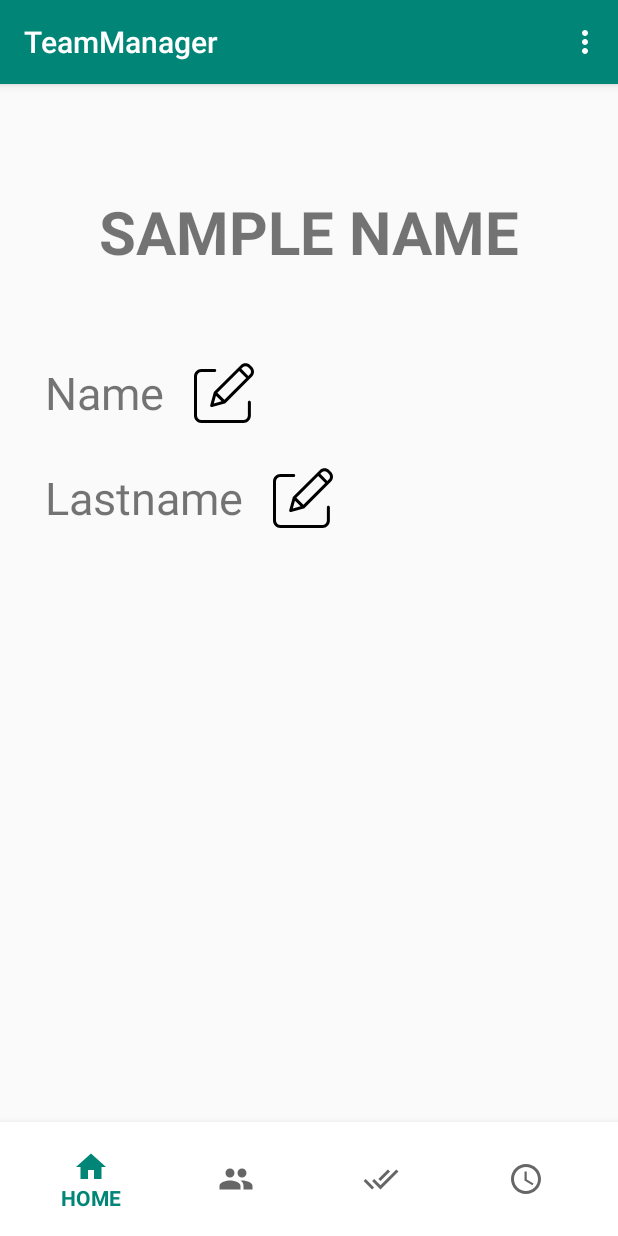
After one commit to olkowskidaniel/TeamManager, an Android app: the fragment SingleEmployeeDetailsFragment placed in its activity, on a phone screen of 412 x 824 dp. The commit adds this screen. Run offline under Robolectric (Android 15) with nearby library versions, the phone set to English and light mode, and no system bars; our stand-ins replace ButterKnife, Firebase (no records; nobody signed in at launch, a user with empty details on screens opened directly); 6 statements that could not run were skipped.

Commit message:
employee name update

```diff
--- a/app/src/main/java/com/olkowskidaniel/teammanager/model/Employee.java
+++ b/app/src/main/java/com/olkowskidaniel/teammanager/model/Employee.java
@@ -1,6 +1,8 @@
 package com.olkowskidaniel.teammanager.model;
 
-public class Employee {
+import java.io.Serializable;
+
+public class Employee implements Serializable {
     private String name;
     private String lastName;
     private String emplId;
--- a/app/src/main/java/com/olkowskidaniel/teammanager/utils/ClickListener.java
+++ /dev/null
@@ -1,6 +0,0 @@
-package com.olkowskidaniel.teammanager.utils;
-
-public interface ClickListener {
-    void onDeleteButtonClicked(String emplId);
-    void onEditButtonClicked(String emplId);
-}
--- a/app/src/main/java/com/olkowskidaniel/teammanager/utils/Fragments.java
+++ b/app/src/main/java/com/olkowskidaniel/teammanager/utils/Fragments.java
@@ -5,5 +5,6 @@ public enum Fragments {
     Personnel,
     Tasks,
     Schedule,
-    AddNewEmpl
+    AddNewEmpl,
+    SingleEmployeeDetails
 }
--- a/app/src/main/java/com/olkowskidaniel/teammanager/viewmodels/base/AddNewEmplViewModel.java
+++ b/app/src/main/java/com/olkowskidaniel/teammanager/viewmodels/base/AddNewEmplViewModel.java
@@ -20,8 +20,7 @@ public class AddNewEmplViewModel extends AndroidViewModel {
     }
 
     public void onAddNewEmplBtnClicked(String name, String lastName) {
-        Employee employee = new Employee(name, lastName);
-        EmployeesRepository.getInstance().addEmplToDatabase(employee);
+        EmployeesRepository.getInstance().addEmplToDatabase(name, lastName);
         startFragmentEvent.setValue(Fragments.Personnel);
     }
 
--- /dev/null
+++ b/app/src/main/java/com/olkowskidaniel/teammanager/viewmodels/base/SingleEmployeeDetailsViewModel.java
@@ -0,0 +1,65 @@
+package com.olkowskidaniel.teammanager.viewmodels.base;
+
+import android.app.Application;
+import android.util.Log;
+
+import androidx.annotation.NonNull;
+import androidx.lifecycle.AndroidViewModel;
+import androidx.lifecycle.LiveData;
+import androidx.lifecycle.MutableLiveData;
+import androidx.lifecycle.Transformations;
+
+
+import com.olkowskidaniel.teammanager.model.Employee;
+import com.olkowskidaniel.teammanager.repositories.EmployeesRepository;
+
+import java.io.Serializable;
+
+public class SingleEmployeeDetailsViewModel extends AndroidViewModel {
+    private static final String TAG = "SingleEmployeeDetailsViewModel";
+    private MutableLiveData<String> employeeNameLiveData;
+    private MutableLiveData<String> employeeLastNameLiveData;
+    private MutableLiveData<String> fragmentTitleLiveData;
+    private LiveData<String> employeeNameUpdatedEvent = Transformations.map(EmployeesRepository.getInstance().getEmployeeNameUpdatedEvent(), name -> name);
+
+    private Employee employee;
+
+    public SingleEmployeeDetailsViewModel(@NonNull Application application) {
+        super(application);
+        employeeNameLiveData = new MutableLiveData<>();
+        employeeLastNameLiveData = new MutableLiveData<>();
+        fragmentTitleLiveData = new MutableLiveData<>();
+    }
+
+    public void onFragmentCreated(Serializable employeeSerializable) {
+        employee = (Employee) employeeSerializable;
+        setView(employee);
+        Log.d(TAG, "Fragment created with employee: " + employee.getName());
+    }
+
+    private void setView(Employee employee) {
+        fragmentTitleLiveData.setValue(employee.getName() + " " + employee.getLastName());
+        employeeNameLiveData.setValue(employee.getName());
+        employeeLastNameLiveData.setValue(employee.getLastName());
+    }
+
+    public LiveData<String> getEmployeeNameLiveData() {
+        return employeeNameLiveData;
+    }
+
+    public LiveData<String> getEmployeeLastNameLiveData() {
+        return employeeLastNameLiveData;
+    }
+
+    public LiveData<String> getFragmentTitleLiveData() {
+        return fragmentTitleLiveData;
+    }
+
+    public LiveData<String> getEmployeeNameUpdatedEvent() {
+        return employeeNameUpdatedEvent;
+    }
+
+    public void onNameSaveButtonClicked(String emplId, String name) {
+        EmployeesRepository.getInstance().updateEmployeeName(emplId, name);
+    }
+}
--- /dev/null
+++ b/app/src/main/java/com/olkowskidaniel/teammanager/views/DataPassListener.java
@@ -0,0 +1,5 @@
+package com.olkowskidaniel.teammanager.views;
+
+public interface DataPassListener<T> {
+    void passData(T t);
+}
--- /dev/null
+++ b/app/src/main/java/com/olkowskidaniel/teammanager/views/base/SingleEmployeeDetailsFragment.java
@@ -0,0 +1,143 @@
+package com.olkowskidaniel.teammanager.views.base;
+
+import androidx.lifecycle.ViewModelProviders;
+
+import android.os.Bundle;
+
+import androidx.annotation.NonNull;
+import androidx.annotation.Nullable;
+import androidx.fragment.app.Fragment;
+
+import android.util.Log;
+import android.view.LayoutInflater;
+import android.view.View;
+import android.view.ViewGroup;
+import android.widget.Button;
+import android.widget.TextView;
+
+import com.olkowskidaniel.teammanager.R;
+import com.olkowskidaniel.teammanager.model.Employee;
+import com.olkowskidaniel.teammanager.viewmodels.base.SingleEmployeeDetailsViewModel;
+
+import butterknife.BindView;
+import butterknife.ButterKnife;
+import butterknife.OnClick;
+
+public class SingleEmployeeDetailsFragment extends Fragment {
+
+    private SingleEmployeeDetailsViewModel singleEmployeeDetailsViewModel;
+    private static final String TAG = "SingleEmployeeDetailsFragment";
+
+
+    @BindView(R.id.singleEmployeeDetailsTitleNameTV)
+    TextView titleTV;
+    @BindView(R.id.singleEmployeeDetailsNameTV)
+    TextView employeeNameTV;
+    @BindView(R.id.singleEmployeeDetailsNameEditBtn)
+    Button nameEditBtn;
+    @BindView(R.id.singleEmployeeDetailsNameET)
+    TextView employeeNameET;
+    @BindView(R.id.singleEmployeeDetailsNameSaveBtn)
+    Button nameSaveBtn;
+    @BindView(R.id.singleEmployeeDetailsNameCancelBtn)
+    Button nameCancelBtn;
+    @BindView(R.id.singleEmployeeDetailsLastNameTV)
+    TextView employeeLastNameTV;
+    @BindView(R.id.singleEmployeeDetailsLastNameEditBtn)
+    Button lastNameEditBtn;
+    @BindView(R.id.singleEmployeeDetailsLastNameET)
+    TextView employeeLastNameET;
+    @BindView(R.id.singleEmployeeDetailsLastNameSaveBtn)
+    Button lastNameSaveBtn;
+    @BindView(R.id.singleEmployeeDetailsLastNameCancelBtn)
+    Button lastNameCancelBtn;
+
+
+    private Employee clickedEmployee;
+
+    public static SingleEmployeeDetailsFragment newInstance() {
+        return new SingleEmployeeDetailsFragment();
+    }
+
+    @Override
+    public View onCreateView(@NonNull LayoutInflater inflater, @Nullable ViewGroup container,
+                             @Nullable Bundle savedInstanceState) {
+        View view = inflater.inflate(R.layout.fragment_single_employee_details, container, false);
+        ButterKnife.bind(this, view);
+        return view;
+    }
+
+    @Override
+    public void onActivityCreated(@Nullable Bundle savedInstanceState) {
+        super.onActivityCreated(savedInstanceState);
+        singleEmployeeDetailsViewModel = ViewModelProviders.of(this).get(SingleEmployeeDetailsViewModel.class);
+        Bundle bundle = getArguments();
+        singleEmployeeDetailsViewModel.onFragmentCreated(bundle.getSerializable("employee"));
+        clickedEmployee = (Employee) bundle.getSerializable("employee");
+        singleEmployeeDetailsViewModel.getFragmentTitleLiveData().observe(this, title -> titleTV.setText(title));
+        singleEmployeeDetailsViewModel.getEmployeeNameLiveData().observe(this, name -> employeeNameTV.setText(name));
+        singleEmployeeDetailsViewModel.getEmployeeLastNameLiveData().observe(this, lastName -> employeeLastNameTV.setText(lastName));
+
+        singleEmployeeDetailsViewModel.getEmployeeNameUpdatedEvent().observe(this, this::onEmployeeNameUpdated);
+    }
+
+    @OnClick(R.id.singleEmployeeDetailsNameEditBtn)
+    void onNameEditBtnClicked() {
+        employeeNameTV.setVisibility(View.GONE);
+        nameEditBtn.setVisibility(View.GONE);
+
+        employeeNameET.setVisibility(View.VISIBLE);
+        employeeNameET.setText(clickedEmployee.getName());
+        nameSaveBtn.setVisibility(View.VISIBLE);
+        nameCancelBtn.setVisibility(View.VISIBLE);
+    }
+
+    @OnClick(R.id.singleEmployeeDetailsNameSaveBtn)
+    void nameSaveBtnClicked() {
+        singleEmployeeDetailsViewModel.onNameSaveButtonClicked(clickedEmployee.getEmplId(), employeeNameET.getText().toString().trim());
+        Log.d(TAG, "name save button clicked");
+    }
+
+    @OnClick(R.id.singleEmployeeDetailsNameCancelBtn)
+    void onNameCancelBtnClicked() {
+        employeeNameTV.setVisibility(View.VISIBLE);
+        nameEditBtn.setVisibility(View.VISIBLE);
+
+        employeeNameET.setVisibility(View.GONE);
+        nameSaveBtn.setVisibility(View.GONE);
+        nameCancelBtn.setVisibility(View.GONE);
+    }
+
+
+    private void onEmployeeNameUpdated(String name) {
+        employeeNameTV.setVisibility(View.VISIBLE);
+        nameEditBtn.setVisibility(View.VISIBLE);
+
+        employeeNameET.setVisibility(View.GONE);
+        nameSaveBtn.setVisibility(View.GONE);
+        nameCancelBtn.setVisibility(View.GONE);
+
+        employeeNameTV.setText(name);
+    }
+
+    @OnClick(R.id.singleEmployeeDetailsLastNameEditBtn)
+    void onLastNameEditBtnClicked() {
+        employeeLastNameTV.setVisibility(View.GONE);
+        lastNameEditBtn.setVisibility(View.GONE);
+
+        employeeLastNameET.setVisibility(View.VISIBLE);
+        employeeLastNameET.setText(clickedEmployee.getLastName());
+        lastNameSaveBtn.setVisibility(View.VISIBLE);
+        lastNameCancelBtn.setVisibility(View.VISIBLE);
+    }
+
+    @OnClick(R.id.singleEmployeeDetailsLastNameCancelBtn)
+    void onLastNameCancelBtnClicked() {
+        employeeLastNameTV.setVisibility(View.VISIBLE);
+        lastNameEditBtn.setVisibility(View.VISIBLE);
+
+        employeeLastNameET.setVisibility(View.GONE);
+        lastNameSaveBtn.setVisibility(View.GONE);
+        lastNameCancelBtn.setVisibility(View.GONE);
+    }
+}
--- /dev/null
+++ b/app/src/main/res/drawable/ic_cancel.xml
@@ -0,0 +1,21 @@
+<vector xmlns:android="http://schemas.android.com/apk/res/android"
+    android:width="50dp"
+    android:height="50dp"
+    android:viewportWidth="50"
+    android:viewportHeight="50">
+  <path
+      android:pathData="M25,25m-25,0a25,25 0,1 1,50 0a25,25 0,1 1,-50 0"
+      android:fillColor="#D75A4A"/>
+  <path
+      android:pathData="M16,34l9,-9l9,-9"
+      android:strokeWidth="2"
+      android:fillColor="#00000000"
+      android:strokeColor="#FFFFFF"
+      android:strokeLineCap="round"/>
+  <path
+      android:pathData="M16,16l9,9l9,9"
+      android:strokeWidth="2"
+      android:fillColor="#00000000"
+      android:strokeColor="#FFFFFF"
+      android:strokeLineCap="round"/>
+</vector>
--- /dev/null
+++ b/app/src/main/res/drawable/ic_save.xml
@@ -0,0 +1,21 @@
+<vector xmlns:android="http://schemas.android.com/apk/res/android"
+    android:width="49dp"
+    android:height="49dp"
+    android:viewportWidth="49"
+    android:viewportHeight="49">
+  <path
+      android:fillColor="#FF000000"
+      android:pathData="M39.914,0H37.5h-28h-9v49h7h33h8V8.586L39.914,0zM35.5,2v14h-24V2H35.5zM9.5,47V28h29v19H9.5zM46.5,47h-6V26h-33v21h-5V2h7v16h28V2h1.586L46.5,9.414V47z"/>
+  <path
+      android:fillColor="#FF000000"
+      android:pathData="M13.5,33h7c0.553,0 1,-0.447 1,-1s-0.447,-1 -1,-1h-7c-0.553,0 -1,0.447 -1,1S12.947,33 13.5,33z"/>
+  <path
+      android:fillColor="#FF000000"
+      android:pathData="M23.5,35h-10c-0.553,0 -1,0.447 -1,1s0.447,1 1,1h10c0.553,0 1,-0.447 1,-1S24.053,35 23.5,35z"/>
+  <path
+      android:fillColor="#FF000000"
+      android:pathData="M25.79,35.29c-0.181,0.189 -0.29,0.45 -0.29,0.71s0.109,0.52 0.29,0.71C25.979,36.89 26.229,37 26.5,37c0.26,0 0.52,-0.11 0.71,-0.29c0.18,-0.19 0.29,-0.45 0.29,-0.71s-0.11,-0.521 -0.29,-0.71C26.84,34.92 26.16,34.92 25.79,35.29z"/>
+  <path
+      android:fillColor="#FF000000"
+      android:pathData="M33.5,4h-6v10h6V4zM31.5,12h-2V6h2V12z"/>
+</vector>
--- /dev/null
+++ b/app/src/main/res/layout/fragment_single_employee_details.xml
@@ -0,0 +1,125 @@
+<?xml version="1.0" encoding="utf-8"?>
+<androidx.constraintlayout.widget.ConstraintLayout xmlns:android="http://schemas.android.com/apk/res/android"
+    xmlns:tools="http://schemas.android.com/tools"
+    android:layout_width="match_parent"
+    android:layout_height="match_parent"
+    xmlns:app="http://schemas.android.com/apk/res-auto"
+    tools:context=".views.base.SingleEmployeeDetailsFragment">
+    <TextView
+        android:id="@+id/singleEmployeeDetailsTitleNameTV"
+        android:layout_width="wrap_content"
+        android:layout_height="wrap_content"
+        android:text="@string/singleEmployeeDetailsTitleNameTV_text"
+        android:textSize="40sp"
+        android:textStyle="bold"
+        app:layout_constraintTop_toTopOf="parent"
+        app:layout_constraintLeft_toLeftOf="parent"
+        app:layout_constraintRight_toRightOf="parent"
+        app:layout_constraintBottom_toBottomOf="parent"
+        app:layout_constraintVertical_bias="0.1"/>
+
+
+    <TextView
+        android:id="@+id/singleEmployeeDetailsNameTV"
+        android:layout_width="wrap_content"
+        android:layout_height="wrap_content"
+        android:text="@string/singleEmployeeDetailsNameTV_text"
+        android:textSize="30sp"
+        app:layout_constraintTop_toBottomOf="@id/singleEmployeeDetailsTitleNameTV"
+        app:layout_constraintLeft_toLeftOf="parent"
+        app:layout_constraintRight_toRightOf="parent"
+        android:layout_marginTop="60dp"
+        app:layout_constraintHorizontal_bias="0"
+        android:layout_marginStart="30dp"/>
+    <Button
+        android:id="@+id/singleEmployeeDetailsNameEditBtn"
+        android:layout_width="40dp"
+        android:layout_height="40dp"
+        android:background="@drawable/ic_edit"
+        app:layout_constraintBottom_toBottomOf="@id/singleEmployeeDetailsNameTV"
+        app:layout_constraintLeft_toRightOf="@id/singleEmployeeDetailsNameTV"
+        android:layout_marginStart="20dp"/>
+    <EditText
+        android:id="@+id/singleEmployeeDetailsNameET"
+        android:layout_width="150dp"
+        android:layout_height="wrap_content"
+        app:layout_constraintTop_toBottomOf="@id/singleEmployeeDetailsTitleNameTV"
+        app:layout_constraintLeft_toLeftOf="parent"
+        app:layout_constraintRight_toRightOf="parent"
+        android:layout_marginTop="60dp"
+        app:layout_constraintHorizontal_bias="0"
+        android:layout_marginStart="30dp"
+        android:visibility="gone"/>
+    <Button
+        android:id="@+id/singleEmployeeDetailsNameSaveBtn"
+        android:layout_width="30dp"
+        android:layout_height="30dp"
+        android:background="@drawable/ic_save"
+        app:layout_constraintLeft_toRightOf="@id/singleEmployeeDetailsNameET"
+        app:layout_constraintTop_toTopOf="@id/singleEmployeeDetailsNameET"
+        android:layout_marginStart="10dp"
+        android:visibility="gone"/>
+    <Button
+        android:id="@+id/singleEmployeeDetailsNameCancelBtn"
+        android:layout_width="30dp"
+        android:layout_height="30dp"
+        android:background="@drawable/ic_cancel"
+        app:layout_constraintLeft_toRightOf="@id/singleEmployeeDetailsNameSaveBtn"
+        app:layout_constraintTop_toTopOf="@id/singleEmployeeDetailsNameET"
+        android:layout_marginStart="10dp"
+        android:visibility="gone"/>
+
+
+
+    <TextView
+        android:id="@+id/singleEmployeeDetailsLastNameTV"
+        android:layout_width="wrap_content"
+        android:layout_height="wrap_content"
+        android:text="@string/singleEmployeeDetailsLastNameTV_text"
+        android:textSize="30sp"
+        app:layout_constraintTop_toBottomOf="@id/singleEmployeeDetailsTitleNameTV"
+        app:layout_constraintLeft_toLeftOf="parent"
+        app:layout_constraintRight_toRightOf="parent"
+        android:layout_marginTop="130dp"
+        app:layout_constraintHorizontal_bias="0"
+        android:layout_marginStart="30dp"/>
+    <Button
+        android:id="@+id/singleEmployeeDetailsLastNameEditBtn"
+        android:layout_width="40dp"
+        android:layout_height="40dp"
+        android:background="@drawable/ic_edit"
+        app:layout_constraintBottom_toBottomOf="@id/singleEmployeeDetailsLastNameTV"
+        app:layout_constraintLeft_toRightOf="@id/singleEmployeeDetailsLastNameTV"
+        android:layout_marginStart="20dp"/>
+    <EditText
+        android:id="@+id/singleEmployeeDetailsLastNameET"
+        android:layout_width="150dp"
+        android:layout_height="wrap_content"
+        app:layout_constraintTop_toBottomOf="@id/singleEmployeeDetailsTitleNameTV"
+        app:layout_constraintLeft_toLeftOf="parent"
+        app:layout_constraintRight_toRightOf="parent"
+        android:layout_marginTop="130dp"
+        app:layout_constraintHorizontal_bias="0"
+        android:layout_marginStart="30dp"
+        android:visibility="gone"/>
+    <Button
+        android:id="@+id/singleEmployeeDetailsLastNameSaveBtn"
+        android:layout_width="30dp"
+        android:layout_height="30dp"
+        android:background="@drawable/ic_save"
+        app:layout_constraintLeft_toRightOf="@id/singleEmployeeDetailsLastNameET"
+        app:layout_constraintTop_toTopOf="@id/singleEmployeeDetailsLastNameET"
+        android:layout_marginStart="10dp"
+        android:visibility="gone"/>
+    <Button
+        android:id="@+id/singleEmployeeDetailsLastNameCancelBtn"
+        android:layout_width="30dp"
+        android:layout_height="30dp"
+        android:background="@drawable/ic_cancel"
+        app:layout_constraintLeft_toRightOf="@id/singleEmployeeDetailsLastNameSaveBtn"
+        app:layout_constraintTop_toTopOf="@id/singleEmployeeDetailsLastNameET"
+        android:layout_marginStart="10dp"
+        android:visibility="gone"/>
+
+
+</androidx.constraintlayout.widget.ConstraintLayout>
--- a/app/src/main/res/values/strings.xml
+++ b/app/src/main/res/values/strings.xml
@@ -23,4 +23,12 @@
     <string name="addNewEmplNameET_hint">Name</string>
     <string name="addNewEmplLastNameET_hint">Last name</string>
     <string name="addNewEmplAddBtn_text">ADD</string>
+    <string name="editEmployeeTitleTV_text">Editing employee:</string>
+    <string name="editEmployeeNameTV_text">Sample Name</string>
+    <string name="editEmployeeNameET_hint">Name</string>
+    <string name="editEmployeeLastNameET_hint">Last name</string>
+    <string name="editEmployeeAddBtn_text">Save</string>
+    <string name="singleEmployeeDetailsTitleNameTV_text">SAMPLE NAME</string>
+    <string name="singleEmployeeDetailsNameTV_text">Name</string>
+    <string name="singleEmployeeDetailsLastNameTV_text">Lastname</string>
 </resources>
```
Also changed, not shown: app/src/main/java/com/olkowskidaniel/teammanager/model/NewEmployee.java (added, +27 -0 lines), app/src/main/java/com/olkowskidaniel/teammanager/remotedata/Firestore.java (+32 -17 lines), app/src/main/java/com/olkowskidaniel/teammanager/repositories/EmployeesRepository.java (+21 -2 lines), app/src/main/java/com/olkowskidaniel/teammanager/viewmodels/base/PersonnelViewModel.java (+20 -1 lines), app/src/main/java/com/olkowskidaniel/teammanager/views/base/EmployeeListRecyclerViewAdapter.java (+3 -7 lines), app/src/main/java/com/olkowskidaniel/teammanager/views/base/EmployeesListClickListener.java (added, +8 -0 lines), app/src/main/java/com/olkowskidaniel/teammanager/views/base/PersonnelFragment.java (+43 -16 lines), app/src/main/res/layout/item_employee_list.xml (+1 -8 lines).
